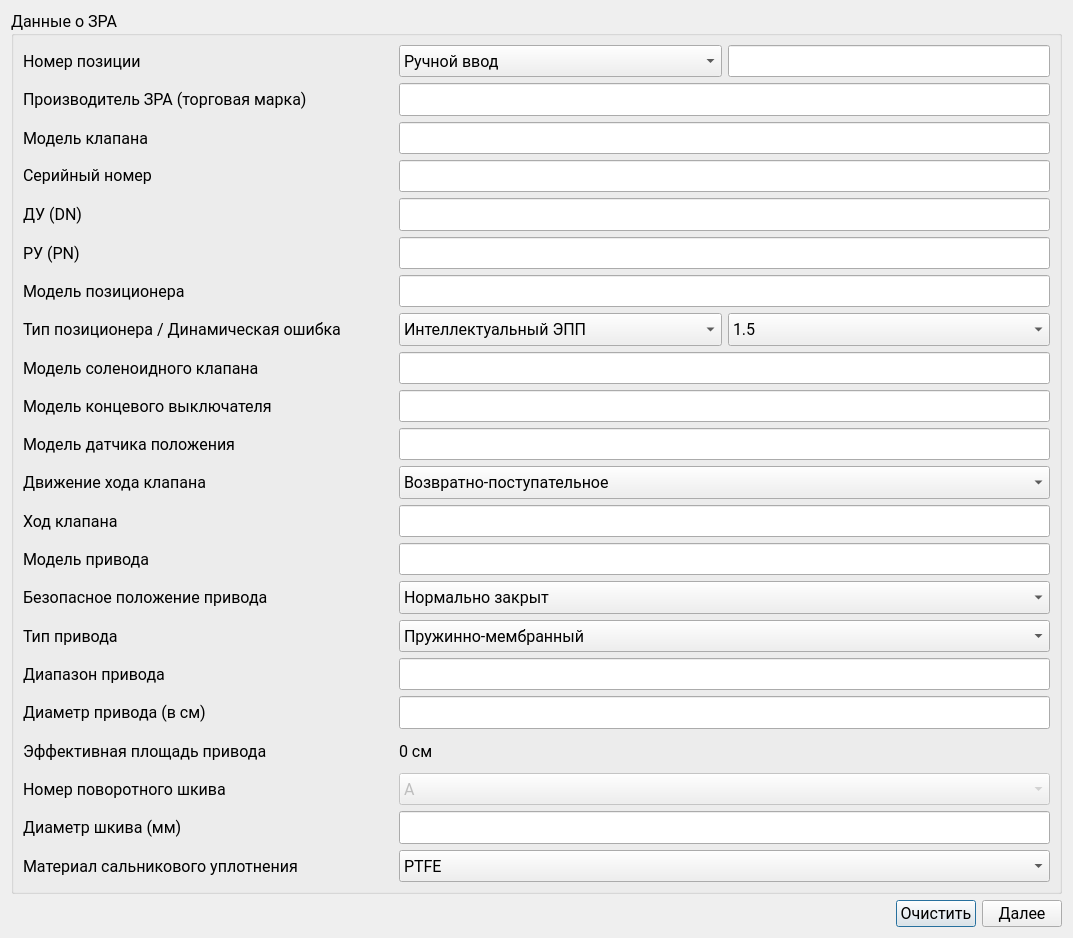
First picture: the form in ValveWindow.ui, repository Rekvim/MpiSki, before the edit.
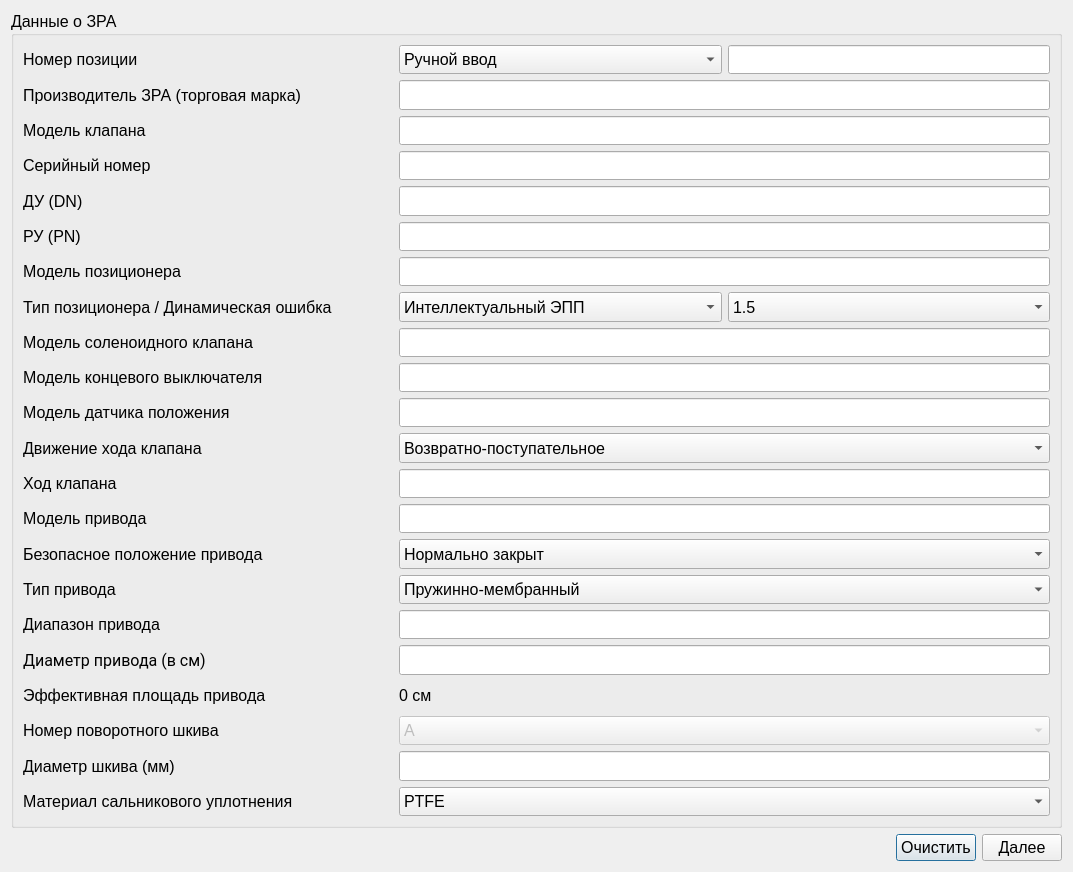
Second picture: the form after the edit.

Patch:
```diff
--- a/ValveWindow.ui
+++ b/ValveWindow.ui
@@ -7,7 +7,7 @@
     <x>0</x>
     <y>0</y>
     <width>1073</width>
-    <height>938</height>
+    <height>872</height>
    </rect>
   </property>
   <property name="sizePolicy">
@@ -35,7 +35,7 @@
      </property>
      <property name="font">
       <font>
-       <family>Roboto</family>
+       <family>Segoe UI</family>
        <pointsize>12</pointsize>
       </font>
      </property>
@@ -89,7 +89,7 @@
            </property>
            <property name="font">
             <font>
-             <family>Roboto</family>
+             <family>Segoe UI</family>
              <pointsize>12</pointsize>
             </font>
            </property>
@@ -108,7 +108,7 @@
            </property>
            <property name="font">
             <font>
-             <family>Roboto</family>
+             <family>Segoe UI</family>
              <pointsize>12</pointsize>
             </font>
            </property>
@@ -135,7 +135,7 @@
            </property>
            <property name="font">
             <font>
-             <family>Roboto</family>
+             <family>Segoe UI</family>
              <pointsize>12</pointsize>
             </font>
            </property>
@@ -184,7 +184,7 @@
            </property>
            <property name="font">
             <font>
-             <family>Roboto</family>
+             <family>Segoe UI</family>
              <pointsize>12</pointsize>
             </font>
            </property>
@@ -264,7 +264,7 @@
            </property>
            <property name="font">
             <font>
-             <family>Roboto</family>
+             <family>Segoe UI</family>
              <pointsize>12</pointsize>
             </font>
            </property>
@@ -289,7 +289,7 @@
            </property>
            <property name="font">
             <font>
-             <family>Roboto</family>
+             <family>Segoe UI</family>
              <pointsize>12</pointsize>
             </font>
            </property>
@@ -344,7 +344,7 @@
            </property>
            <property name="font">
             <font>
-             <family>Roboto</family>
+             <family>Segoe UI</family>
              <pointsize>12</pointsize>
             </font>
            </property>
@@ -369,7 +369,7 @@
            </property>
            <property name="font">
             <font>
-             <family>Roboto</family>
+             <family>Segoe UI</family>
              <pointsize>12</pointsize>
             </font>
            </property>
@@ -424,7 +424,7 @@
            </property>
            <property name="font">
             <font>
-             <family>Roboto</family>
+             <family>Segoe UI</family>
              <pointsize>12</pointsize>
             </font>
            </property>
@@ -449,7 +449,7 @@
            </property>
            <property name="font">
             <font>
-             <family>Roboto</family>
+             <family>Segoe UI</family>
              <pointsize>12</pointsize>
             </font>
            </property>
@@ -504,7 +504,7 @@
            </property>
            <property name="font">
             <font>
-             <family>Roboto</family>
+             <family>Segoe UI</family>
              <pointsize>12</pointsize>
             </font>
            </property>
@@ -529,7 +529,7 @@
            </property>
            <property name="font">
             <font>
-             <family>Roboto</family>
+             <family>Segoe UI</family>
              <pointsize>12</pointsize>
             </font>
            </property>
@@ -584,7 +584,7 @@
            </property>
            <property name="font">
             <font>
-             <family>Roboto</family>
+             <family>Segoe UI</family>
              <pointsize>12</pointsize>
             </font>
            </property>
@@ -609,7 +609,7 @@
            </property>
            <property name="font">
             <font>
-             <family>Roboto</family>
+             <family>Segoe UI</family>
              <pointsize>12</pointsize>
             </font>
            </property>
@@ -664,7 +664,7 @@
            </property>
            <property name="font">
             <font>
-             <family>Roboto</family>
+             <family>Segoe UI</family>
              <pointsize>12</pointsize>
             </font>
            </property>
@@ -683,7 +683,7 @@
            </property>
            <property name="font">
             <font>
-             <family>Roboto</family>
+             <family>Segoe UI</family>
              <pointsize>12</pointsize>
             </font>
            </property>
@@ -714,7 +714,7 @@
            </property>
            <property name="font">
             <font>
-             <family>Roboto</family>
+             <family>Segoe UI</family>
              <pointsize>12</pointsize>
             </font>
            </property>
@@ -779,7 +779,7 @@
            </property>
            <property name="font">
             <font>
-             <family>Roboto</family>
+             <family>Segoe UI</family>
              <pointsize>12</pointsize>
             </font>
            </property>
@@ -804,7 +804,7 @@
            </property>
            <property name="font">
             <font>
-             <family>Roboto</family>
+             <family>Segoe UI</family>
              <pointsize>12</pointsize>
             </font>
            </property>
@@ -859,7 +859,7 @@
            </property>
            <property name="font">
             <font>
-             <family>Roboto</family>
+             <family>Segoe UI</family>
              <pointsize>12</pointsize>
             </font>
            </property>
@@ -884,7 +884,7 @@
            </property>
            <property name="font">
             <font>
-             <family>Roboto</family>
+             <family>Segoe UI</family>
              <pointsize>12</pointsize>
             </font>
            </property>
@@ -939,7 +939,7 @@
            </property>
            <property name="font">
             <font>
-             <family>Roboto</family>
+             <family>Segoe UI</family>
              <pointsize>12</pointsize>
             </font>
            </property>
@@ -964,7 +964,7 @@
            </property>
            <property name="font">
             <font>
-             <family>Roboto</family>
+             <family>Segoe UI</family>
              <pointsize>12</pointsize>
             </font>
            </property>
@@ -1019,7 +1019,7 @@
            </property>
            <property name="font">
             <font>
-             <family>Roboto</family>
+             <family>Segoe UI</family>
              <pointsize>12</pointsize>
             </font>
            </property>
@@ -1044,7 +1044,7 @@
            </property>
            <property name="font">
             <font>
-             <family>Roboto</family>
+             <family>Segoe UI</family>
              <pointsize>12</pointsize>
             </font>
            </property>
@@ -1109,7 +1109,7 @@
            </property>
            <property name="font">
             <font>
-             <family>Roboto</family>
+             <family>Segoe UI</family>
              <pointsize>12</pointsize>
             </font>
            </property>
@@ -1134,7 +1134,7 @@
            </property>
            <property name="font">
             <font>
-             <family>Roboto</family>
+             <family>Segoe UI</family>
              <pointsize>12</pointsize>
             </font>
            </property>
@@ -1189,7 +1189,7 @@
            </property>
            <property name="font">
             <font>
-             <family>Roboto</family>
+             <family>Segoe UI</family>
              <pointsize>12</pointsize>
             </font>
            </property>
@@ -1214,7 +1214,7 @@
            </property>
            <property name="font">
             <font>
-             <family>Roboto</family>
+             <family>Segoe UI</family>
              <pointsize>12</pointsize>
             </font>
            </property>
@@ -1269,7 +1269,7 @@
            </property>
            <property name="font">
             <font>
-             <family>Roboto</family>
+             <family>Segoe UI</family>
              <pointsize>12</pointsize>
             </font>
            </property>
@@ -1294,7 +1294,7 @@
            </property>
            <property name="font">
             <font>
-             <family>Roboto</family>
+             <family>Segoe UI</family>
              <pointsize>12</pointsize>
             </font>
            </property>
@@ -1359,7 +1359,7 @@
            </property>
            <property name="font">
             <font>
-             <family>Roboto</family>
+             <family>Segoe UI</family>
              <pointsize>12</pointsize>
             </font>
            </property>
@@ -1384,7 +1384,7 @@
            </property>
            <property name="font">
             <font>
-             <family>Roboto</family>
+             <family>Segoe UI</family>
              <pointsize>12</pointsize>
             </font>
            </property>
@@ -1449,7 +1449,7 @@
            </property>
            <property name="font">
             <font>
-             <family>Roboto</family>
+             <family>Segoe UI</family>
              <pointsize>12</pointsize>
             </font>
            </property>
@@ -1474,7 +1474,7 @@
            </property>
            <property name="font">
             <font>
-             <family>Roboto</family>
+             <family>Segoe UI</family>
              <pointsize>12</pointsize>
             </font>
            </property>
@@ -1546,6 +1546,12 @@
              <verstretch>0</verstretch>
             </sizepolicy>
            </property>
+           <property name="font">
+            <font>
+             <family>Segoe UI</family>
+             <pointsize>12</pointsize>
+            </font>
+           </property>
           </widget>
          </item>
         </layout>
@@ -1597,7 +1603,7 @@
            </property>
            <property name="font">
             <font>
-             <family>Roboto</family>
+             <family>Segoe UI</family>
              <pointsize>12</pointsize>
             </font>
            </property>
@@ -1622,7 +1628,7 @@
            </property>
            <property name="font">
             <font>
-             <family>Roboto</family>
+             <family>Segoe UI</family>
              <pointsize>12</pointsize>
             </font>
            </property>
@@ -1680,7 +1686,7 @@
            </property>
            <property name="font">
             <font>
-             <family>Roboto</family>
+             <family>Segoe UI</family>
              <pointsize>12</pointsize>
             </font>
            </property>
@@ -1708,7 +1714,7 @@
            </property>
            <property name="font">
             <font>
-             <family>Roboto</family>
+             <family>Segoe UI</family>
              <pointsize>12</pointsize>
             </font>
            </property>
@@ -1788,7 +1794,7 @@
            </property>
            <property name="font">
             <font>
-             <family>Roboto</family>
+             <family>Segoe UI</family>
              <pointsize>12</pointsize>
             </font>
            </property>
@@ -1805,6 +1811,12 @@
              <verstretch>0</verstretch>
             </sizepolicy>
            </property>
+           <property name="font">
+            <font>
+             <family>Segoe UI</family>
+             <pointsize>12</pointsize>
+            </font>
+           </property>
           </widget>
          </item>
         </layout>
@@ -1856,7 +1868,7 @@
            </property>
            <property name="font">
             <font>
-             <family>Roboto</family>
+             <family>Segoe UI</family>
              <pointsize>12</pointsize>
             </font>
            </property>
@@ -1875,7 +1887,7 @@
            </property>
            <property name="font">
             <font>
-             <family>Roboto</family>
+             <family>Segoe UI</family>
              <pointsize>12</pointsize>
             </font>
            </property>
@@ -1916,7 +1928,7 @@
       <widget class="QPushButton" name="pushButton_clear">
        <property name="font">
         <font>
-         <family>Roboto</family>
+         <family>Segoe UI</family>
          <pointsize>12</pointsize>
         </font>
        </property>
@@ -1929,7 +1941,7 @@
       <widget class="QPushButton" name="pushButton_netWindow">
        <property name="font">
         <font>
-         <family>Roboto</family>
+         <family>Segoe UI</family>
          <pointsize>12</pointsize>
         </font>
        </property>
```
